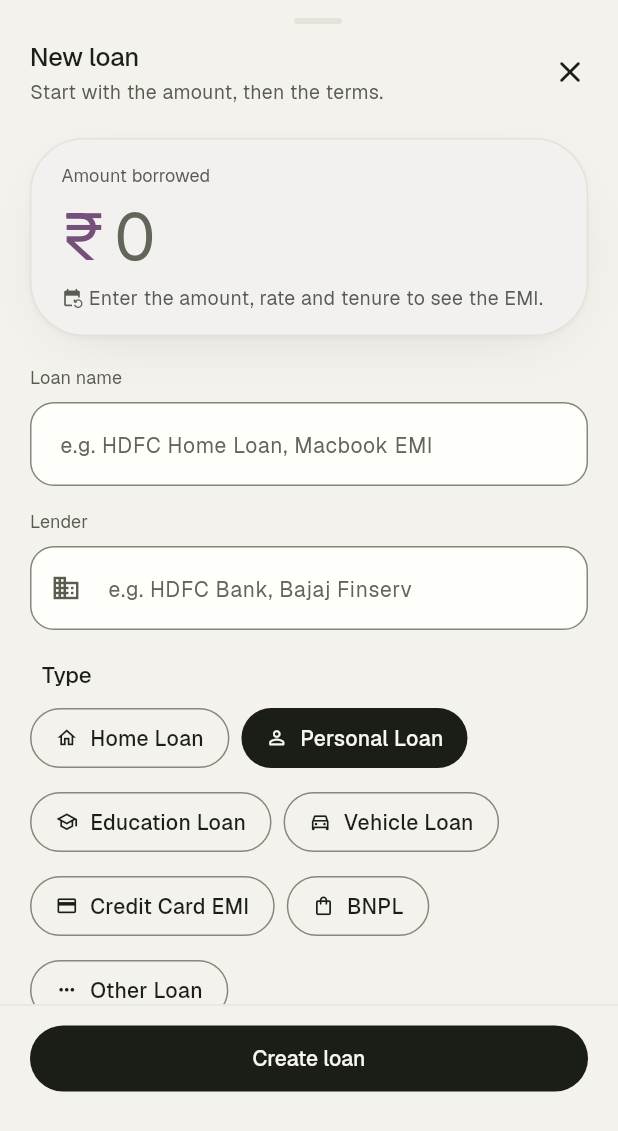
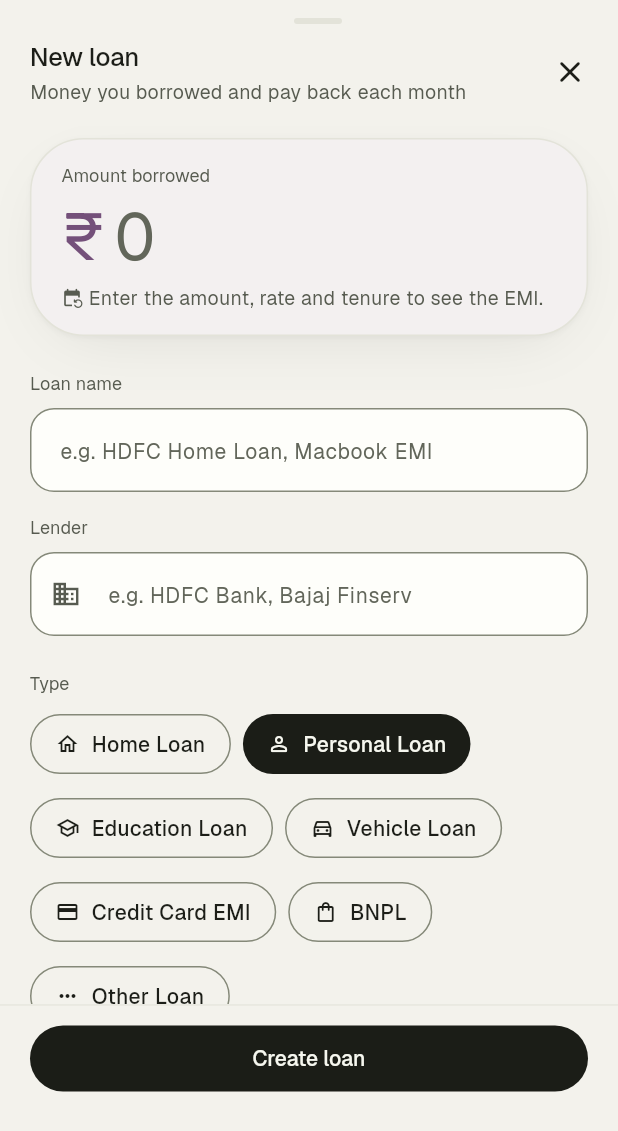
Before and after one commit to Shibilimohdtp/financeflow, a Flutter app: the AddEditLoanSheet widget shown alone on an empty page, opened directly, on a phone screen of 412 x 824 dp. Shown: the top 1131 px of the screen. Run offline on Flutter 3.47's test engine with Material 3 defaults, Android fonts, the phone set to English and light mode, and no system bars; our stand-ins replace file_picker, flutter_local_notifications, flutter_riverpod, flutter_secure_storage, flutter_timezone, isar and 3 more; accounts and stored records are empty; generated files the repository leaves out were written again; project files that could hold a hidden picture were left out.

Commit message:
feat(ui): DS-B20b loan sheet and payment picker on the sheet skeleton
Loan sheet (archetype A, amount first): the amount groups as you type with
the currency always shown; Type, Terms and Schedule are labelled groups;
the EMI is an FfAmountField with its own error; schedule and past-loan
rows sit in grouped containers; account and notes move into one More
details disclosure. Loan type chip icons now use ink-on-ink when selected
instead of the lime container colour. Saved values are read with
FfAmountField.parse; edit mode keeps paise instead of rounding.

Payment account picker (archetype C): one grouped list with live
balances and a trailing check on the current account.

FfAmountHero: the label flexes, fixing an 84 px overflow at 2x text.

Co-Authored-By: Claude Opus 5.5 <noreply@anthropic.com>

```diff
--- a/lib/features/loans/add_edit_loan_sheet.dart
+++ b/lib/features/loans/add_edit_loan_sheet.dart
@@ -6,13 +6,15 @@ import '../../core/formatting/date_formatter.dart';
 import '../../models/loan.dart';
 import '../../repositories/account_repository.dart';
 import '../../services/loan_calculator.dart';
+import '../../shared/widgets/ff_amount_field.dart';
 import '../../shared/widgets/ff_amount_hero.dart';
+import '../../shared/widgets/ff_disclosure_row.dart';
+import '../../shared/widgets/ff_grouped_container.dart';
 import '../../shared/widgets/ff_amount_text.dart';
 import '../../shared/widgets/ff_card.dart';
 import '../../shared/widgets/ff_chip.dart';
 import '../../shared/widgets/ff_consequence_line.dart';
 import '../../shared/widgets/ff_row.dart';
-import '../../shared/widgets/ff_section_header.dart';
 import '../../shared/widgets/ff_segmented_pill.dart';
 import '../../shared/widgets/ff_sheet_footer.dart';
 import '../../shared/widgets/ff_sheet_header.dart';
@@ -92,7 +94,7 @@ class _AddEditLoanSheetState extends ConsumerState<AddEditLoanSheet> {
     _nameController = TextEditingController(text: init?.name ?? '');
     _lenderController = TextEditingController(text: init?.lender ?? '');
     _principalController = TextEditingController(
-      text: init != null ? init.principalAmount.toStringAsFixed(0) : '',
+      text: init != null ? FfAmountField.formatInput(init.principalAmount) : '',
     );
     _rateController = TextEditingController(
       text: init != null ? init.interestRate.toStringAsFixed(2) : '8.50',
@@ -101,7 +103,7 @@ class _AddEditLoanSheetState extends ConsumerState<AddEditLoanSheet> {
       text: init != null ? init.tenureMonths.toString() : '24',
     );
     _emiController = TextEditingController(
-      text: init != null ? init.emiAmount.toStringAsFixed(2) : '',
+      text: init != null ? FfAmountField.formatInput(init.emiAmount) : '',
     );
     _paymentDayController = TextEditingController(
       text: init != null ? init.paymentDay.toString() : '5',
@@ -133,7 +135,7 @@ class _AddEditLoanSheetState extends ConsumerState<AddEditLoanSheet> {
   // ── Calculation helpers ────────────────────────────────────────────────────
 
   void _recalculateEmi() {
-    final p = double.tryParse(_principalController.text.trim()) ?? 0.0;
+    final p = FfAmountField.parse(_principalController.text) ?? 0.0;
     final r = double.tryParse(_rateController.text.trim()) ?? 0.0;
     final n = int.tryParse(_tenureController.text.trim()) ?? 0;
 
@@ -144,7 +146,9 @@ class _AddEditLoanSheetState extends ConsumerState<AddEditLoanSheet> {
         tenureMonths: n,
         interestType: _interestType,
       );
-      _emiController.text = calculated.toStringAsFixed(2);
+      _emiController.text = FfAmountField.formatInput(
+        double.parse(calculated.toStringAsFixed(2)),
+      );
       setState(() {});
     }
   }
@@ -152,10 +156,10 @@ class _AddEditLoanSheetState extends ConsumerState<AddEditLoanSheet> {
   /// Returns a preview summary for the repayment block.
   /// Returns null if required fields are incomplete.
   ({double emi, double total, double interest, DateTime endDate})? _preview() {
-    final p = double.tryParse(_principalController.text.trim()) ?? 0.0;
+    final p = FfAmountField.parse(_principalController.text) ?? 0.0;
     final r = double.tryParse(_rateController.text.trim()) ?? 0.0;
     final n = int.tryParse(_tenureController.text.trim()) ?? 0;
-    final emi = double.tryParse(_emiController.text.trim()) ?? 0.0;
+    final emi = FfAmountField.parse(_emiController.text) ?? 0.0;
     if (p <= 0 || n <= 0 || emi <= 0) return null;
 
     final tempLoan = Loan(
@@ -193,10 +197,10 @@ class _AddEditLoanSheetState extends ConsumerState<AddEditLoanSheet> {
 
   List<AmortizationScheduleItem> _getPastInstallmentsPreview() {
     if (widget.initialLoan != null) return const [];
-    final p = double.tryParse(_principalController.text.trim()) ?? 0.0;
+    final p = FfAmountField.parse(_principalController.text) ?? 0.0;
     final r = double.tryParse(_rateController.text.trim()) ?? 0.0;
     final n = int.tryParse(_tenureController.text.trim()) ?? 0;
-    final emi = double.tryParse(_emiController.text.trim()) ?? 0.0;
+    final emi = FfAmountField.parse(_emiController.text) ?? 0.0;
     final day = _paymentDayInt();
     if (p <= 0 || n <= 0 || emi <= 0) return const [];
 
@@ -243,10 +247,10 @@ class _AddEditLoanSheetState extends ConsumerState<AddEditLoanSheet> {
   }
 
   bool _validateNumericFields() {
-    final p = double.tryParse(_principalController.text.trim());
+    final p = FfAmountField.parse(_principalController.text);
     final r = double.tryParse(_rateController.text.trim());
     final n = int.tryParse(_tenureController.text.trim());
-    final emi = double.tryParse(_emiController.text.trim());
+    final emi = FfAmountField.parse(_emiController.text);
 
     String? pErr, rErr, nErr, eErr;
     if (p == null || p <= 0) pErr = 'Enter a valid principal amount.';
@@ -271,10 +275,10 @@ class _AddEditLoanSheetState extends ConsumerState<AddEditLoanSheet> {
 
     setState(() => _isSaving = true);
 
-    final principal = double.parse(_principalController.text.trim());
+    final principal = FfAmountField.parse(_principalController.text)!;
     final rate = double.tryParse(_rateController.text.trim()) ?? 0.0;
     final tenure = int.parse(_tenureController.text.trim());
-    final emi = double.parse(_emiController.text.trim());
+    final emi = FfAmountField.parse(_emiController.text)!;
     final paymentDay = _paymentDayInt();
 
     try {
@@ -355,10 +359,7 @@ class _AddEditLoanSheetState extends ConsumerState<AddEditLoanSheet> {
       children: [
         FfSheetHeader(
           title: isEdit ? 'Edit loan' : 'New loan',
-          subtitle:
-              isEdit
-                  ? 'Update the terms as your lender shows them.'
-                  : 'Start with the amount, then the terms.',
+          subtitle: 'Money you borrowed and pay back each month',
           onClose: () => Navigator.of(context).pop(),
         ),
 
@@ -366,12 +367,8 @@ class _AddEditLoanSheetState extends ConsumerState<AddEditLoanSheet> {
           child: Form(
             key: _formKey,
             child: ListView(
-              padding: const EdgeInsets.fromLTRB(
-                FfSpace.lg,
-                FfSpace.xs,
-                FfSpace.lg,
-                FfSpace.md,
-              ),
+              keyboardDismissBehavior: ScrollViewKeyboardDismissBehavior.onDrag,
+              padding: FfSheetBody.standardPadding,
               children: [
                 // ── 1. Principal hero ──────────────────────────────
                 FfAmountHero(
@@ -384,13 +381,14 @@ class _AddEditLoanSheetState extends ConsumerState<AddEditLoanSheet> {
                           ? 'Enter the amount, rate and tenure to see the EMI.'
                           : 'About ${CurrencyFormatter.formatAmount(previewData.emi)} a month for $_tenureText months.',
                   consequenceIcon: Icons.event_repeat_rounded,
+                  groupDigits: true,
                   onChanged: (_) {
                     setState(() => _principalError = null);
                     _recalculateEmi();
                   },
                 ),
 
-                const SizedBox(height: FfSpace.lg),
+                const SizedBox(height: FfSheetTokens.groupGap),
 
                 // ── 2. Who and what ────────────────────────────────
                 _inputField(
@@ -404,7 +402,7 @@ class _AddEditLoanSheetState extends ConsumerState<AddEditLoanSheet> {
                               ? 'Loan name is required.'
                               : null,
                 ),
-                const SizedBox(height: FfSpace.md),
+                const SizedBox(height: FfSheetTokens.itemGap),
                 _inputField(
                   controller: _lenderController,
                   label: 'Lender',
@@ -418,13 +416,15 @@ class _AddEditLoanSheetState extends ConsumerState<AddEditLoanSheet> {
                               : null,
                 ),
 
-                const SizedBox(height: FfSpace.lg),
+                const SizedBox(height: FfSheetTokens.groupGap),
 
                 // ── 3. Type as tappable chips ──────────────────────
-                const FfSectionHeader(title: 'Type'),
+                FfSheetGroup(
+                  label: 'Type',
+                  children: [
                     Wrap(
-                  spacing: FfSpace.xs,
-                  runSpacing: FfSpace.xs,
+                      spacing: FfChipTokens.gap,
+                      runSpacing: FfChipTokens.gap,
                       children: [
                         for (final t in LoanType.values)
                           FfChip(
@@ -432,21 +432,23 @@ class _AddEditLoanSheetState extends ConsumerState<AddEditLoanSheet> {
                             isSelected: _loanType == t,
                             leading: Icon(
                               _loanTypeIcon(t),
-                          size: 15,
+                              size: FfIconSize.sm,
                               color:
                                   _loanType == t
-                                  ? context.ff.color.onActionPrimaryContainer
-                                  : context.ff.color.secondary,
+                                      ? context.ff.color.onActionPrimary
+                                      : context.ff.color.textSecondary,
                             ),
                             onSelected: () => setState(() => _loanType = t),
                           ),
                       ],
                     ),
-
-                const SizedBox(height: FfSpace.lg),
+                  ],
+                ),
 
                 // ── 4. Terms ───────────────────────────────────────
-                const FfSectionHeader(title: 'Terms'),
+                FfSheetGroup(
+                  label: 'Terms',
+                  children: [
                     Row(
                       crossAxisAlignment: CrossAxisAlignment.start,
                       children: [
@@ -481,7 +483,6 @@ class _AddEditLoanSheetState extends ConsumerState<AddEditLoanSheet> {
                         ),
                       ],
                     ),
-                const SizedBox(height: FfSpace.md),
                     FfSegmentedPill<InterestType>(
                       options: [
                         FfSegmentOption(
@@ -499,7 +500,6 @@ class _AddEditLoanSheetState extends ConsumerState<AddEditLoanSheet> {
                         _recalculateEmi();
                       },
                     ),
-                const SizedBox(height: FfSpace.xs),
                     FfConsequenceLine(
                       text:
                           _interestType == InterestType.reducingBalance
@@ -507,33 +507,29 @@ class _AddEditLoanSheetState extends ConsumerState<AddEditLoanSheet> {
                               : 'Interest is charged on the original principal.',
                       icon: Icons.info_outline_rounded,
                     ),
-                const SizedBox(height: FfSpace.md),
-                _NumericInputField(
+                    FfAmountField(
                       controller: _emiController,
                       label: 'Monthly EMI',
-                  suffix: CurrencyFormatter.currencySymbol,
-                  prefixSymbol: true,
-                  keyboardType: const TextInputType.numberWithOptions(
-                    decimal: true,
-                  ),
+                      size: FfAmountSize.md,
+                      tone: FfTone.debt,
+                      groupDigits: true,
+                      helper:
+                          'Calculated for you · edit if your lender differs',
                       errorText: _emiError,
-                  helperText:
-                      'Calculated for you · edit if your lender differs',
                       onChanged: (_) => setState(() => _emiError = null),
                     ),
 
                     // ── 5. What it costs ───────────────────────────────
-                if (previewData != null) ...[
-                  const SizedBox(height: FfSpace.lg),
+                    if (previewData != null)
                       _RepaymentPreview(data: previewData),
                   ],
+                ),
 
                 // ── 6. Schedule ────────────────────────────────────
-                const SizedBox(height: FfSpace.lg),
-                const FfSectionHeader(title: 'Schedule'),
-                FfCard(
-                  padding: EdgeInsets.zero,
-                  child: Column(
+                FfSheetGroup(
+                  label: 'Schedule',
+                  children: [
+                    FfGroupedContainer(
                       children: [
                         FfRow(
                           title: 'Start date',
@@ -547,7 +543,7 @@ class _AddEditLoanSheetState extends ConsumerState<AddEditLoanSheet> {
                           subtitle: 'Between 1 and 28',
                           icon: Icons.today_outlined,
                           trailing: SizedBox(
-                          width: 84,
+                            width: FfFieldTokens.compactWidth,
                             child: FfTextField(
                               controller: _paymentDayController,
                               keyboardType: TextInputType.number,
@@ -562,50 +558,28 @@ class _AddEditLoanSheetState extends ConsumerState<AddEditLoanSheet> {
                         ),
                       ],
                     ),
-                ),
 
                     // ── Past loan notice ───────────────────────────────
-                if (pastInstallments.isNotEmpty) ...[
-                  const SizedBox(height: FfSpace.md),
+                    if (pastInstallments.isNotEmpty)
                       _PastLoanNotice(
                         installments: pastInstallments,
                         markPaid: _markPastPaid,
                         onChanged: (v) => setState(() => _markPastPaid = v),
                       ),
                   ],
+                ),
 
-                // ── 7. More options ────────────────────────────────
-                const SizedBox(height: FfSpace.md),
-                FfCard(
-                  padding: EdgeInsets.zero,
-                  child: Column(
-                    children: [
-                      FfRow(
-                        title: 'Account and notes',
-                        subtitle:
-                            _showMoreOptions
-                                ? null
-                                : 'Optional: linked account, a note',
-                        icon: Icons.tune_rounded,
-                        showChevron: true,
-                        onTap:
-                            () => setState(
-                              () => _showMoreOptions = !_showMoreOptions,
-                            ),
-                      ),
-                      if (_showMoreOptions) ...[
-                        Padding(
-                          padding: const EdgeInsets.all(FfSpace.md),
-                          child: Column(
+                // ── 7. More details ────────────────────────────────
+                FfDisclosureRow(
+                  subtitle: 'Linked account and a note',
+                  initiallyExpanded: _showMoreOptions,
+                  onExpansionChanged: (v) => _showMoreOptions = v,
                   children: [
                     _AccountSelector(
                       accounts: accounts,
                       selected: _selectedAccountId,
-                                onChanged:
-                                    (v) =>
-                                        setState(() => _selectedAccountId = v),
+                      onChanged: (v) => setState(() => _selectedAccountId = v),
                     ),
-                              const SizedBox(height: FfSpace.md),
                     _inputField(
                       controller: _notesController,
                       label: 'Notes (optional)',
@@ -615,13 +589,8 @@ class _AddEditLoanSheetState extends ConsumerState<AddEditLoanSheet> {
                     ),
                   ],
                 ),
-                        ),
-                      ],
-                    ],
-                  ),
-                ),
 
-                const SizedBox(height: FfSpace.lg),
+                const SizedBox(height: FfSheetTokens.groupGap),
 
                 // ── Trust notice ───────────────────────────────────
                 const FfConsequenceLine(
@@ -682,10 +651,8 @@ class _NumericInputField extends StatelessWidget {
   final TextEditingController controller;
   final String label;
   final String suffix;
-  final bool prefixSymbol;
   final TextInputType keyboardType;
   final String? errorText;
-  final String? helperText;
   final ValueChanged<String>? onChanged;
 
   const _NumericInputField({
@@ -693,9 +660,7 @@ class _NumericInputField extends StatelessWidget {
     required this.label,
     required this.suffix,
     required this.keyboardType,
-    this.prefixSymbol = false,
     this.errorText,
-    this.helperText,
     this.onChanged,
   });
 
@@ -712,10 +677,8 @@ class _NumericInputField extends StatelessWidget {
           FilteringTextInputFormatter.allow(RegExp(r'^\d*\.?\d{0,2}')),
       ],
       label: label,
-      prefixText: prefixSymbol ? '${CurrencyFormatter.currencySymbol}  ' : null,
-      suffixText: prefixSymbol ? null : suffix,
+      suffixText: suffix,
       errorText: errorText,
-      helper: helperText,
       onChanged: onChanged,
     );
   }
@@ -730,7 +693,7 @@ class _RepaymentPreview extends StatelessWidget {
   @override
   Widget build(BuildContext context) {
     return FfCard(
-      padding: const EdgeInsets.all(FfSpace.md),
+      density: FfDensity.compact,
       child: Column(
         crossAxisAlignment: CrossAxisAlignment.start,
         children: [
@@ -797,9 +760,10 @@ class _PastLoanNotice extends StatelessWidget {
     final total = installments.fold<double>(0.0, (s, it) => s + it.emiAmount);
     final count = installments.length;
 
-    return FfCard(
-      padding: EdgeInsets.zero,
-      child: Column(
+    return FfGroupedContainer(
+      showDividers: false,
+      children: [
+        Column(
           crossAxisAlignment: CrossAxisAlignment.start,
           children: [
             FfRow.toggle(
@@ -815,9 +779,9 @@ class _PastLoanNotice extends StatelessWidget {
             ),
             Padding(
               padding: const EdgeInsets.fromLTRB(
-              FfSpace.md,
+                FfRowTokens.textInsetAfterIcon,
                 0,
-              FfSpace.md,
+                FfRowTokens.paddingH,
                 FfSpace.md,
               ),
               child: FfConsequenceLine(
@@ -833,6 +797,7 @@ class _PastLoanNotice extends StatelessWidget {
             ),
           ],
         ),
+      ],
     );
   }
 }
--- a/lib/shared/widgets/ff_amount_hero.dart
+++ b/lib/shared/widgets/ff_amount_hero.dart
@@ -82,9 +82,11 @@ class FfAmountHero extends StatelessWidget {
           Row(
             mainAxisAlignment: MainAxisAlignment.spaceBetween,
             children: [
-              Text(
-                label,
-                style: ff.text.label.copyWith(color: c.textSecondary),
+              Expanded(
+                child: Text(
+                  label,
+                  style: ff.text.label.copyWith(color: c.textSecondary),
+                ),
               ),
               if (trailing != null)
                 trailing!
```
Also changed, not shown: lib/features/loans/payment_account_picker.dart (+24 -76 lines), 2 other files. Lines whose indentation alone changed are shown as unchanged.
